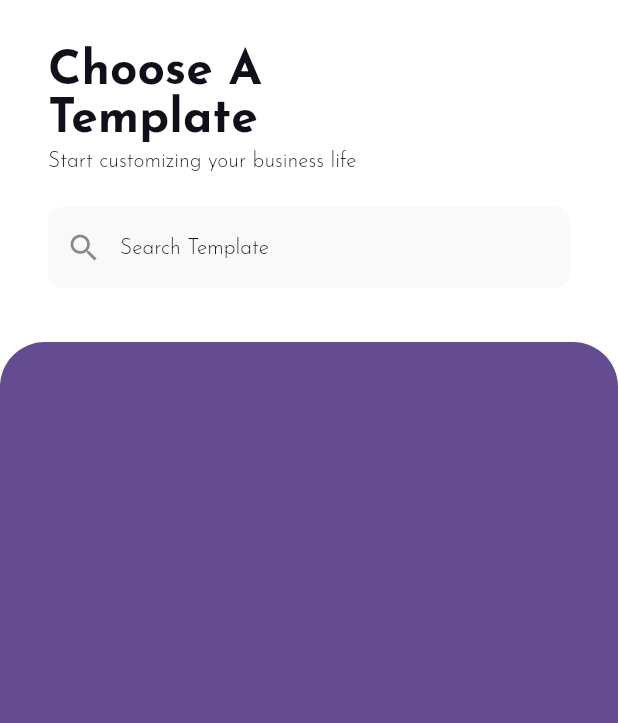
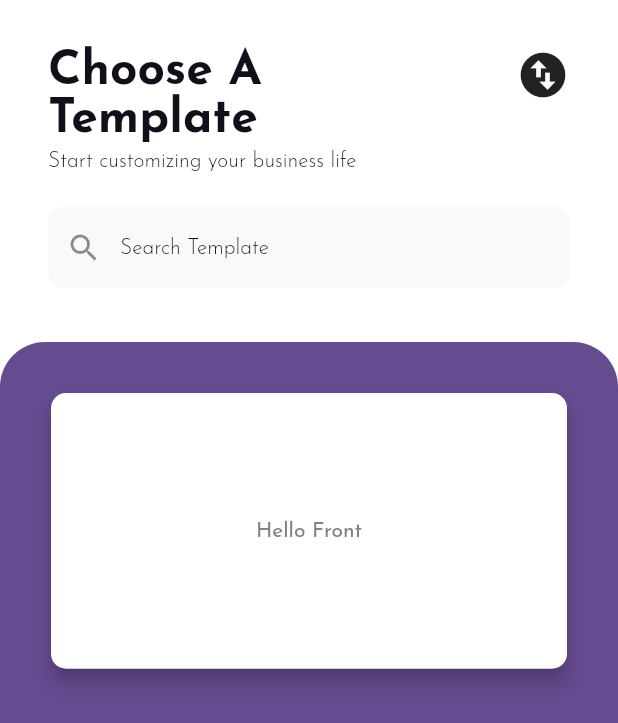
Before and after one commit to Mtconcept/impresa, a Flutter app: the HomeScreen screen opened directly, on a phone screen of 412 x 824 dp. Shown: the top 723 px of the screen. Run offline on Flutter 3.47's test engine with Material 2 defaults, Android fonts, the phone set to English and light mode, and no system bars; our stand-ins replace cloud_firestore, firebase_auth, firebase_core, get; accounts and stored records are empty.

Commit message:
Hooked up First Card to Home Screen - Yay!

```diff
--- a/lib/main.dart
+++ b/lib/main.dart
@@ -1,6 +1,7 @@
 import 'package:firebase_core/firebase_core.dart';
 import 'package:flutter/material.dart';
 import 'package:get/get.dart';
+import 'package:impresa/views/screens/home_screen.dart';
 
 import 'core/themes/app_theme.dart';
 import 'services/service_locator.dart';
@@ -20,7 +21,7 @@ class MyApp extends StatelessWidget {
       debugShowCheckedModeBanner: false,
       title: 'Impresa',
       theme: AppTheme.lightThemeData,
-      home: OnboardingScreen(),
+      home: HomeScreen(),
     );
   }
 }
--- a/lib/views/screens/home_screen.dart
+++ b/lib/views/screens/home_screen.dart
@@ -1,5 +1,9 @@
 import 'package:flutter/material.dart';
-import 'package:impresa/views/widgets/white_status_bar.dart';
+import 'package:get/get.dart';
+
+import '../../controllers/business_cards_controller.dart';
+import '../cards/card1.dart';
+import '../widgets/white_status_bar.dart';
 
 class HomeScreen extends StatelessWidget {
   @override
@@ -7,12 +11,17 @@ class HomeScreen extends StatelessWidget {
     return WhiteStatusBar(
       child: Scaffold(
         body: SafeArea(
-          child: Column(
+          child: GetBuilder<BusinessCardsController>(
+            init: BusinessCardsController(),
+            builder: (controller) {
+              return Column(
                 children: [
-              homeHeader(context),
+                  homeHeader(context, controller),
                   SizedBox(height: 4.0),
                   Expanded(
                     child: Container(
+                      padding:
+                          EdgeInsets.only(top: 30.0, left: 30.0, right: 30.0),
                       decoration: BoxDecoration(
                         color: Theme.of(context).primaryColor,
                         borderRadius: BorderRadius.only(
@@ -20,23 +29,41 @@ class HomeScreen extends StatelessWidget {
                           topRight: Radius.circular(30),
                         ),
                       ),
+                      child: Column(
+                        children: [
+                          Card1(),
+                        ],
+                      ),
                     ),
                   ),
                 ],
+              );
+            },
           ),
         ),
       ),
     );
   }
 
-  Widget homeHeader(BuildContext context) => Container(
+  Widget homeHeader(BuildContext context, BusinessCardsController controller) =>
+      Container(
         padding: EdgeInsets.all(32),
         child: Column(
           crossAxisAlignment: CrossAxisAlignment.start,
           children: [
+            Row(
+              crossAxisAlignment: CrossAxisAlignment.start,
+              mainAxisAlignment: MainAxisAlignment.spaceBetween,
+              children: [
                 Text(
                   'Choose A\nTemplate',
                   style: Theme.of(context).textTheme.headline1,
+                ),
+                InkWell(
+                  onTap: controller.updateView,
+                  child: Icon(Icons.swap_vertical_circle, size: 36),
+                )
+              ],
             ),
             SizedBox(height: 4.0),
             Text(
```
Also changed, not shown: lib/views/screens/home.dart (deleted, +0 -17 lines). Lines whose indentation alone changed are shown as unchanged.
